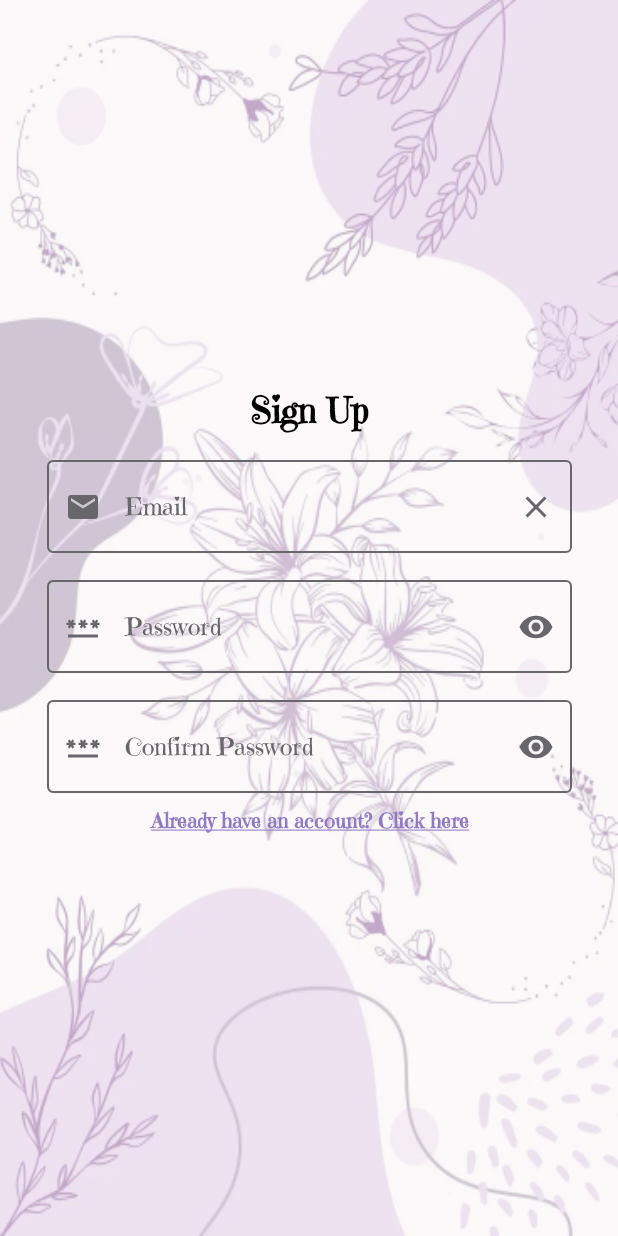
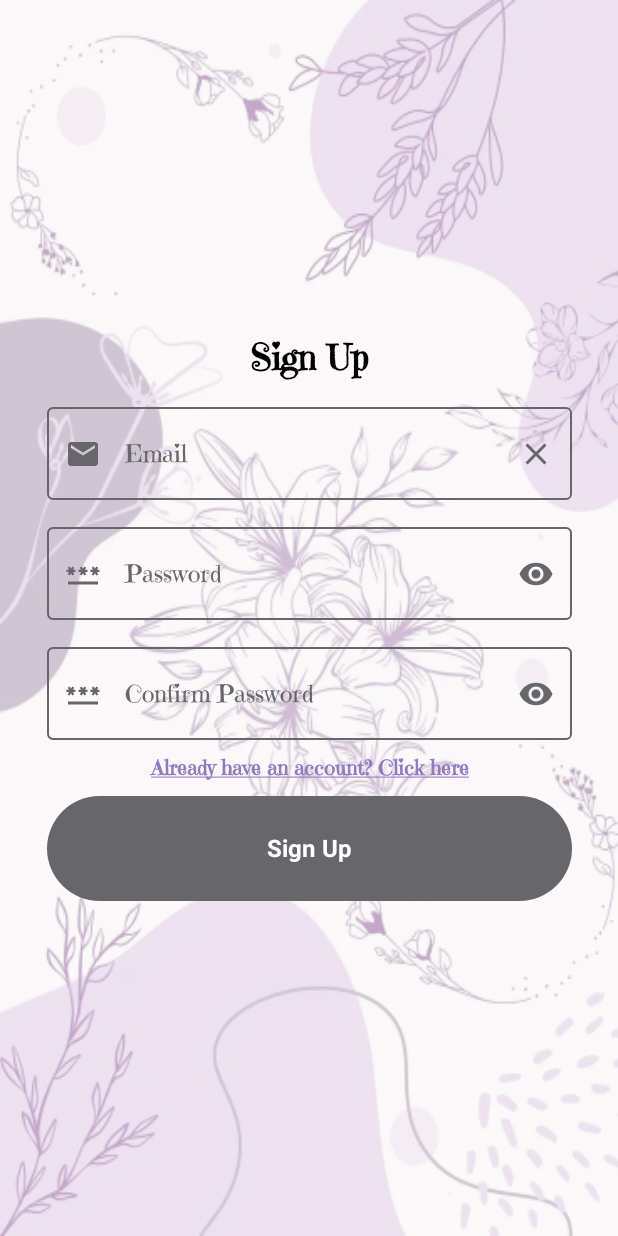
Before and after one commit to Arnold-18-CS/SoulSync, an Android app built with Jetpack Compose: the registerScreen screen opened through its navigation route, on a phone screen of 412 x 824 dp. Run offline under Robolectric (Android 15) with nearby library versions, the phone set to English and light mode, and no system bars; our stand-ins replace Dagger/Hilt's generated code, Firebase (no records; nobody signed in at launch, a user with empty details on screens opened directly).

Commit message:
Back to baseline

```diff
--- a/app/src/main/java/com/example/soulsync/auth/RegisterScreen.kt
+++ b/app/src/main/java/com/example/soulsync/auth/RegisterScreen.kt
@@ -37,6 +37,7 @@ import com.example.soulsync.R
 import com.example.soulsync.ui.theme.AppColors
 import com.example.soulsync.ui.theme.EmailTextField
 import com.example.soulsync.ui.theme.PasswordTextField
+import com.example.soulsync.ui.theme.SSPrimaryButton
 
 @Suppress("ktlint:standard:function-naming")
 /**
@@ -127,6 +128,22 @@ fun RegisterUser(onNavigateToLogin: () -> Unit = {}) {
 
             Spacer(modifier = Modifier.height(10.dp))
 
+            SSPrimaryButton(
+                text = "Sign Up",
+                onClick = {
+                    if (email.value.isNotEmpty() && password.value.isNotEmpty() && confirmPassword.value.isNotEmpty()) {
+                        if (password.value == confirmPassword.value) {
+                            authViewModel.registerUser(email.value, password.value)
+                        } else {
+                            authViewModel.setRegisterState(message = "Passwords do not match")
+                        }
+                    }
+                },
+                isLoading = registerState is AuthViewModel.RegisterState.Loading,
+                enabled = email.value.isNotEmpty() && password.value.isNotEmpty() && confirmPassword.value.isNotEmpty(),
+                modifier = Modifier.size(width = 350.dp, height = 70.dp),
+            )
+
             // Display the registration state using the authViewModel
             when (registerState) {
                 is AuthViewModel.RegisterState.Loading -> {
```
